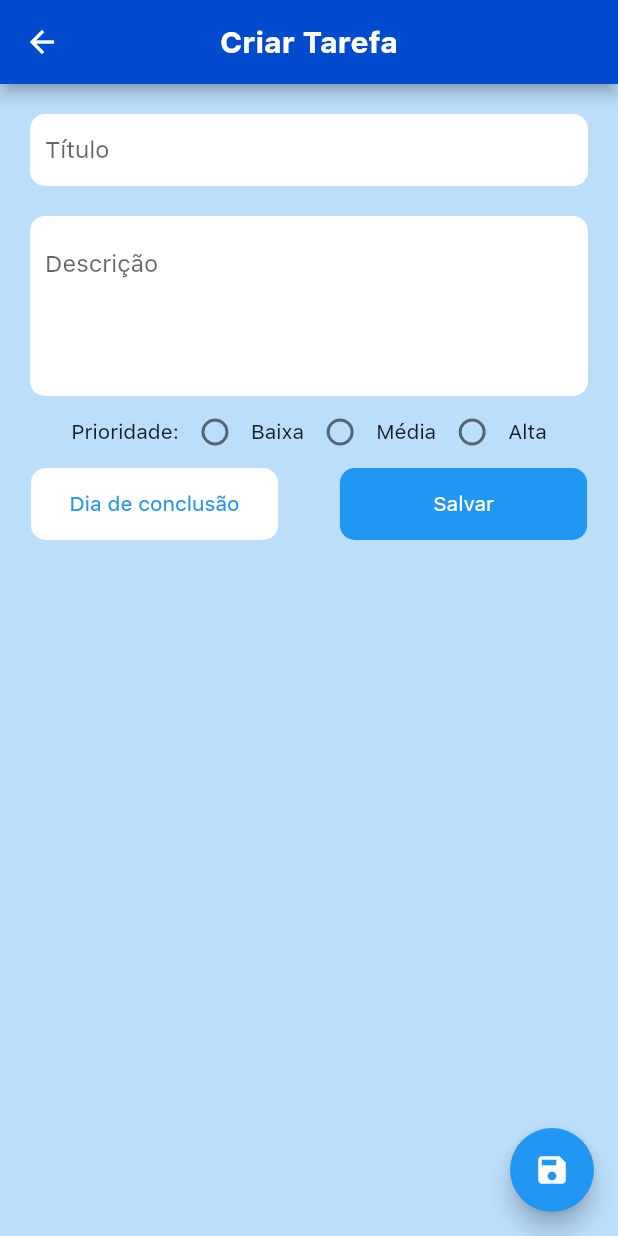
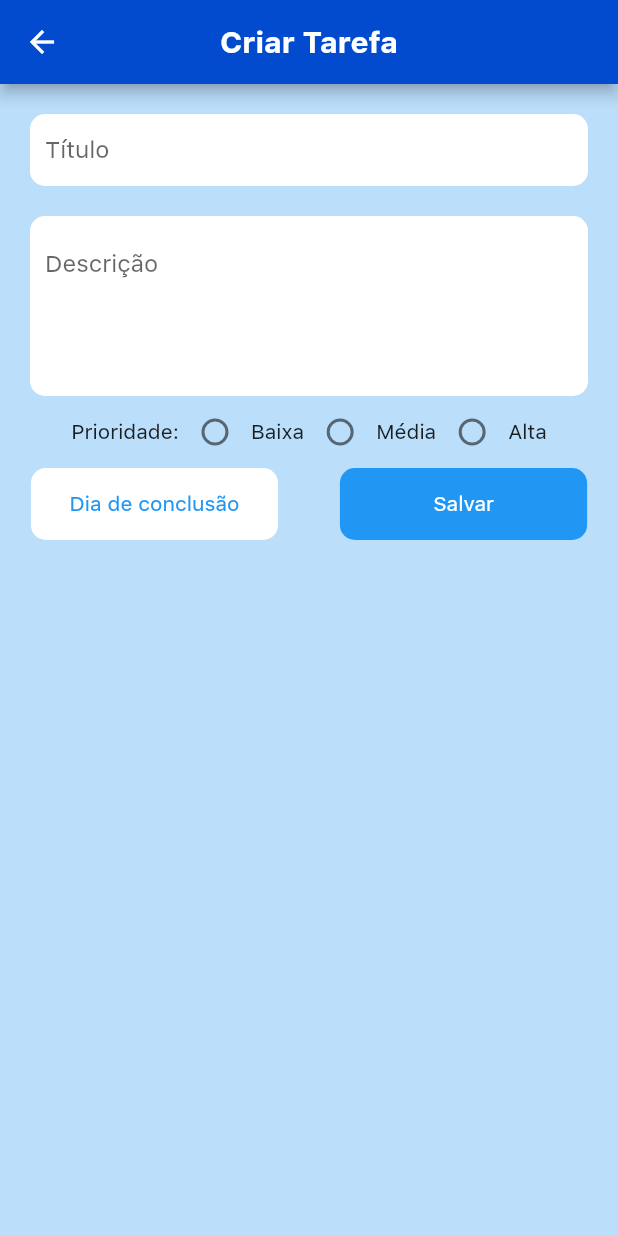
Before and after one commit to Rafarache/TaskManagerApp, a Flutter app: the TaskPage screen opened directly, on a phone screen of 412 x 824 dp. Run offline on Flutter 3.47's test engine with Material 2 defaults, Android fonts, the phone set to English and light mode, and no system bars; our stand-ins replace community_material_icon, get, shared_preferences, sqflite, table_calendar; missing offline and left inert: icofont_flutter; accounts and stored records are empty.

Commit message:
Remove floatingActionButton

```diff
--- a/lib/View/AddTask/TaskPage.dart
+++ b/lib/View/AddTask/TaskPage.dart
@@ -234,14 +234,6 @@ class _TaskPageState extends State<TaskPage> {
             ],
           ),
         ),
-        floatingActionButton: FloatingActionButton(
-          backgroundColor: Colors.blue,
-          onPressed: saveTask,
-          child: Icon(
-            Icons.save,
-            color: Colors.white,
-          ),
-        ),
       ),
     );
   }
```
